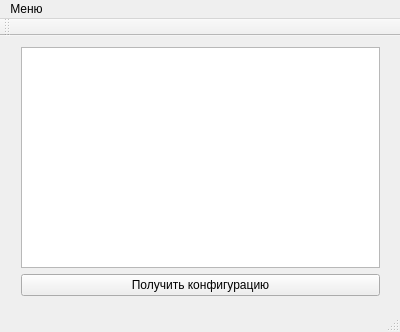
This is mainwindow.ui in LainaM/cw_psoib as Qt 5 draws it before an edit. The edited form follows.
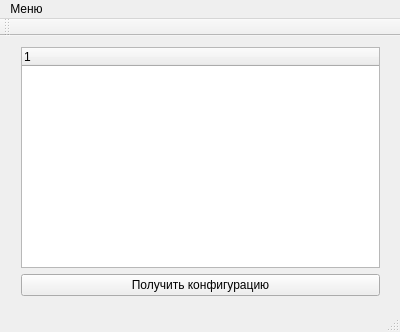
This is the edited form. Icons and pictures are not drawn.

Commit message: Добавление начальной структуры отображения

Patch:
```diff
--- a/mainwindow.ui
+++ b/mainwindow.ui
@@ -31,7 +31,13 @@
     </property>
     <layout class="QVBoxLayout" name="verticalLayout">
      <item>
-      <widget class="QListView" name="listView"/>
+      <widget class="QTreeWidget" name="treeWidget">
+       <column>
+        <property name="text">
+         <string notr="true">1</string>
+        </property>
+       </column>
+      </widget>
      </item>
      <item>
       <widget class="QPushButton" name="configButton">
```
The commit also changes 2 other files.
